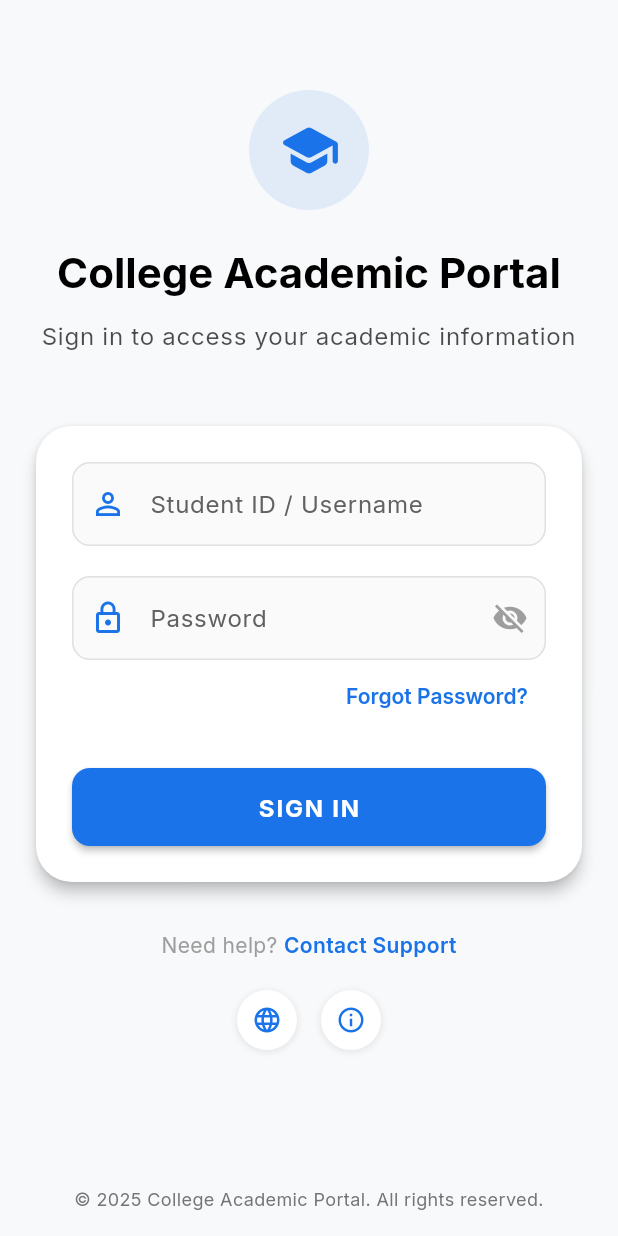
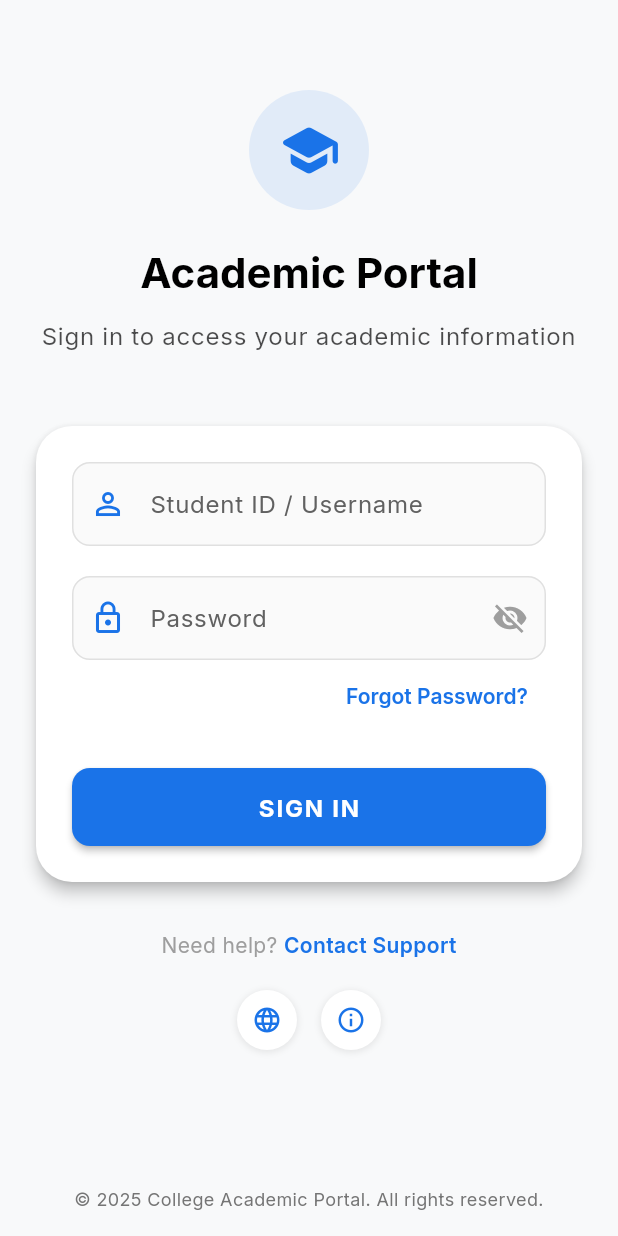
Before and after one commit to satya-supercluster/MANIT, a Flutter app: the screen it shows after launch, on a phone screen of 412 x 824 dp. Run offline on Flutter 3.47's test engine with Material 3 defaults, Android fonts, the phone set to English and light mode, and no system bars; our stand-ins replace dio, flutter_secure_storage, google_fonts; accounts and stored records are empty.

Commit message:
Initial Structure

```diff
--- a/lib/main.dart
+++ b/lib/main.dart
@@ -1,6 +1,7 @@
 import 'dart:io';
 import 'package:crypto/crypto.dart';
 import 'package:flutter/material.dart';
+import 'package:manit/presentation/screens/dashboard_screen.dart';
 import 'package:provider/provider.dart';
 import 'package:dio/dio.dart';
 import 'package:dio/io.dart';
@@ -9,7 +10,6 @@ import 'core/constants/app_theme.dart';
 import 'presentation/screens/login_screen.dart';
 import 'presentation/providers/auth_provider.dart';
 import 'presentation/providers/student_data_provider.dart';
-import 'data/services/api_service.dart';
 
 final dio = Dio();
 
@@ -51,11 +51,19 @@ class MyApp extends StatelessWidget {
       ],
       child: MaterialApp(
         debugShowCheckedModeBanner: false,
-        title: 'College Academic App',
+        title: 'MANIT - Academic Portal',
         theme: AppTheme.lightTheme(),
         darkTheme: AppTheme.darkTheme(),
         themeMode: ThemeMode.system,
-        home: const LoginScreen(),
+        home: Consumer<AuthProvider>(
+        builder: (context, userProv, _) {
+          if (userProv.isAuthenticated) {
+            return const DashboardScreen();
+          } else {
+            return const LoginScreen();
+          }
+        },
+      ),
       ),
     );
   }
--- a/lib/presentation/screens/login_screen.dart
+++ b/lib/presentation/screens/login_screen.dart
@@ -1,7 +1,6 @@
 import 'package:flutter/material.dart';
 import 'package:provider/provider.dart';
 import '../providers/auth_provider.dart';
-import 'dashboard_screen.dart';
 import '../../core/constants/app_theme.dart';
 
 class LoginScreen extends StatefulWidget {
@@ -44,7 +43,6 @@ class _LoginScreenState extends State<LoginScreen> with SingleTickerProviderStat
   }
 
   void _login() async {
-    print("in login");
     if (_formKey.currentState!.validate()) {
       final authProvider = Provider.of<AuthProvider>(context, listen: false);
       final success = await authProvider.login(
@@ -53,11 +51,6 @@ class _LoginScreenState extends State<LoginScreen> with SingleTickerProviderStat
       );
       print("login result::");
       print(success);
-      if (success && mounted) {
-        Navigator.of(context).pushReplacement(
-          MaterialPageRoute(builder: (_) => const DashboardScreen()),
-        );
-      }
     }
   }
 
@@ -96,10 +89,10 @@ class _LoginScreenState extends State<LoginScreen> with SingleTickerProviderStat
                       ),
                       const SizedBox(height: 24),
                       Text(
-                        'College Academic Portal',
+                        'Academic Portal',
                         style: theme.textTheme.headlineMedium?.copyWith(
                           fontWeight: FontWeight.bold,
-                          color: theme.colorScheme.onBackground,
+                          color: theme.colorScheme.onSurface,
                         ),
                         textAlign: TextAlign.center,
                       ),
@@ -107,7 +100,7 @@ class _LoginScreenState extends State<LoginScreen> with SingleTickerProviderStat
                       Text(
                         'Sign in to access your academic information',
                         style: theme.textTheme.bodyLarge?.copyWith(
-                          color: theme.colorScheme.onBackground.withOpacity(0.7),
+                          color: theme.colorScheme.onSurface.withOpacity(0.7),
                         ),
                         textAlign: TextAlign.center,
                       ),
```
